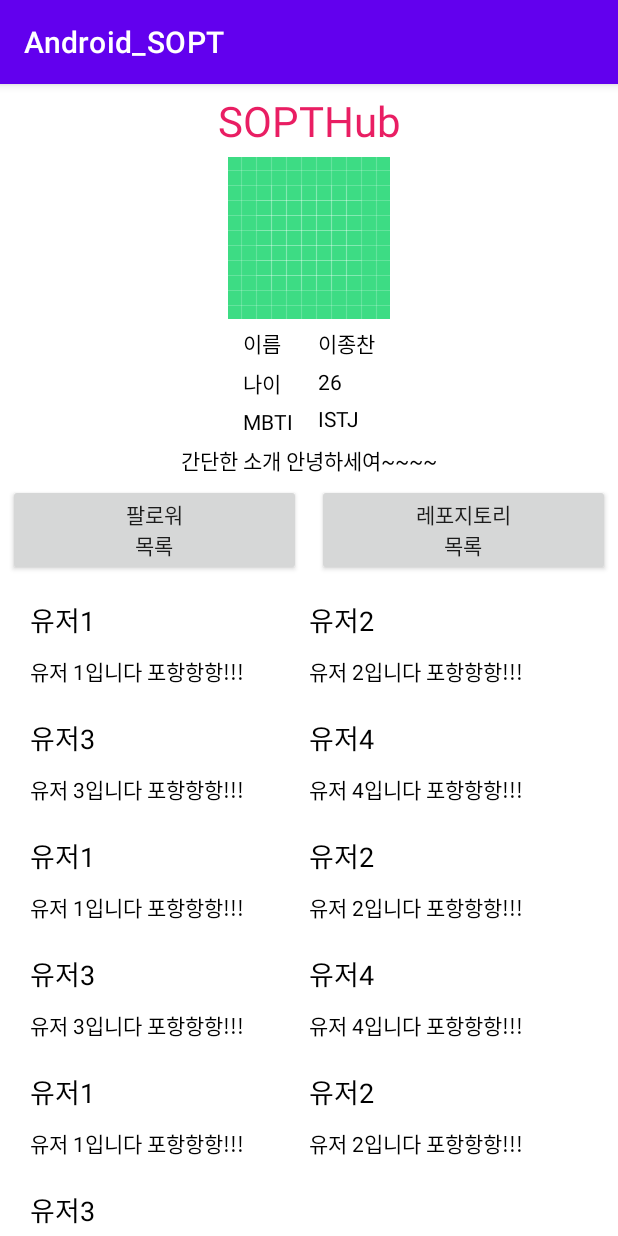
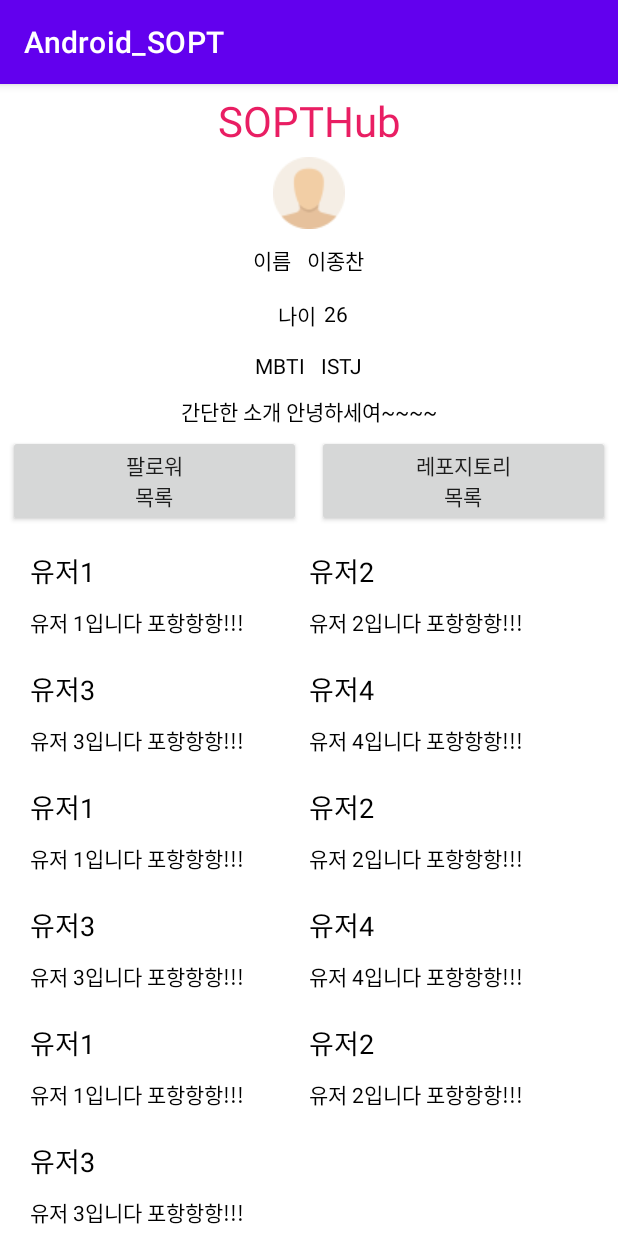
Before and after one commit to oxix97/SOPT_And_29th, an Android app: the FollowerFragment screen opened directly, with no data from a screen before it, after a tap on an icon or button, on a phone screen of 412 x 824 dp. Run offline under Robolectric (Android 15) with nearby library versions, the phone set to English and light mode, and no system bars; our stand-ins replace data binding.

Commit message:
SOPT android 29th week2 level2-2

```diff
--- a/app/src/main/java/com/example/android_sopt/ui/main/FollowerAdapter.kt
+++ b/app/src/main/java/com/example/android_sopt/ui/main/FollowerAdapter.kt
@@ -1,5 +1,6 @@
 package com.example.android_sopt.ui.main
 
+import android.content.Intent
 import android.view.LayoutInflater
 import android.view.ViewGroup
 import androidx.recyclerview.widget.RecyclerView
@@ -7,6 +8,7 @@ import com.bumptech.glide.Glide
 import com.example.android_sopt.R
 import com.example.android_sopt.data.main.FollowerData
 import com.example.android_sopt.databinding.ItemFollowerBinding
+import com.example.android_sopt.ui.detail.DetailActivity
 
 class FollowerAdapter : RecyclerView.Adapter<FollowerAdapter.FollowerViewHolder>() {
     val followerList = mutableListOf<FollowerData>()
@@ -18,10 +20,17 @@ class FollowerAdapter : RecyclerView.Adapter<FollowerAdapter.FollowerViewHolder>
                 Glide
                     .with(itemView.context)
                     .load(data.img)
-                    .override(48,48)
+                    .override(48, 48)
                     .into(ivFollowerProfile)
                 tvFollowerName.text = data.name
                 tvFollowerTitle.text = data.title
+
+                itemView.setOnClickListener {
+                    val intent = Intent(itemView.context, DetailActivity::class.java)
+                    intent.putExtra("img", data.img)
+                    intent.putExtra("name", data.name)
+                    itemView.context.startActivity(intent)
+                }
             }
         }
     }
--- a/app/src/main/java/com/example/android_sopt/ui/main/FollowerFragment.kt
+++ b/app/src/main/java/com/example/android_sopt/ui/main/FollowerFragment.kt
@@ -5,6 +5,7 @@ import android.view.View
 import com.example.android_sopt.R
 import com.example.android_sopt.base.baseutil.BaseViewUtil
 import com.example.android_sopt.data.main.FollowerData
+import com.example.android_sopt.util.AdapterDecoration
 
 class FollowerFragment :
     BaseViewUtil.BaseFragment<com.example.android_sopt.databinding.FragmentFollowerBinding>(R.layout.fragment_follower) {
@@ -62,8 +63,18 @@ class FollowerFragment :
                 "유저4입니다 하하!!"
             )
         )
+
         followerAdapter = FollowerAdapter()
         binding.rvFollowerContainer.adapter = followerAdapter
+        binding.rvFollowerContainer.addItemDecoration(
+            AdapterDecoration(
+                requireActivity(),
+                R.drawable.line_divider,
+                0,
+                0,
+                10,
+            )
+        )
         followerAdapter.followerList.addAll(followerList)
         followerAdapter.notifyDataSetChanged()
     }
--- /dev/null
+++ b/app/src/main/java/com/example/android_sopt/util/AdapterDecoration.kt
@@ -0,0 +1,53 @@
+package com.example.android_sopt.util
+
+import android.content.Context
+import android.content.res.Resources
+import android.graphics.Canvas
+import android.graphics.Rect
+import android.graphics.drawable.Drawable
+import android.view.View
+import androidx.core.content.ContextCompat
+import androidx.core.view.marginBottom
+import androidx.recyclerview.widget.RecyclerView
+import com.example.android_sopt.R
+
+class AdapterDecoration(
+    context: Context,
+    resId: Int,
+    val paddingLeft: Int,
+    val paddingRight: Int,
+    val divHeight: Int
+) : RecyclerView.ItemDecoration() {
+    private var mDivider: Drawable? = null
+
+    init {
+        mDivider = ContextCompat.getDrawable(context, resId)
+    }
+
+    override fun onDrawOver(c: Canvas, parent: RecyclerView, state: RecyclerView.State) {
+        val left = parent.paddingLeft + paddingLeft
+        val right = parent.width - parent.paddingRight - paddingRight
+        val childCount = parent.childCount
+        for (i in 0 until childCount) {
+            val child = parent.getChildAt(i)
+            val params = child.layoutParams as RecyclerView.LayoutParams
+            val top = child.bottom + params.bottomMargin
+            val bottom = top + (mDivider?.intrinsicHeight ?: 0)
+            mDivider?.let {
+                it.setBounds(left, top, right, bottom)
+                it.draw(c)
+            }
+        }
+    }
+
+    override fun getItemOffsets(
+        outRect: Rect,
+        view: View,
+        parent: RecyclerView,
+        state: RecyclerView.State
+    ) {
+        super.getItemOffsets(outRect, view, parent, state)
+        outRect.top = divHeight
+        outRect.bottom = divHeight
+    }
+}
--- /dev/null
+++ b/app/src/main/res/drawable/line_divider.xml
@@ -0,0 +1,8 @@
+<?xml version="1.0" encoding="utf-8"?>
+<shape xmlns:android="http://schemas.android.com/apk/res/android"
+    android:shape="rectangle">
+    <size
+        android:width="1dp"
+        android:height="1dp" />
+    <solid android:color="#979797" />
+</shape>
--- a/app/src/main/res/layout/activity_main.xml
+++ b/app/src/main/res/layout/activity_main.xml
@@ -32,72 +32,101 @@
             android:layout_width="wrap_content"
             android:layout_height="wrap_content"
             android:layout_marginTop="5dp"
-            android:src="@drawable/ic_launcher_background"
+            android:src="@drawable/user2"
             app:layout_constraintEnd_toEndOf="parent"
             app:layout_constraintStart_toStartOf="parent"
             app:layout_constraintTop_toBottomOf="@id/tv_main_title" />
 
+        <LinearLayout
+            android:id="@+id/ll_main_name_container"
+            android:layout_width="match_parent"
+            app:layout_constraintStart_toStartOf="@id/iv_main_profile"
+            app:layout_constraintEnd_toEndOf="@id/iv_main_profile"
+            android:layout_height="wrap_content"
+            android:gravity="center"
+            android:layout_marginTop="5dp"
+            android:orientation="horizontal"
+            app:layout_constraintTop_toBottomOf="@id/iv_main_profile">
+
             <TextView
                 android:id="@+id/tv_main_name"
                 android:layout_width="wrap_content"
+                android:layout_height="match_parent"
+                android:layout_marginStart="10dp"
+                android:includeFontPadding="false"
+                android:layout_margin="5dp"
+                android:text="이름"
+                android:textColor="@color/black" />
+
+            <TextView
+                android:id="@+id/tv_main_name_text"
+                android:layout_width="wrap_content"
+                android:layout_height="match_parent"
+                android:layout_margin="5dp"
+                android:text="@{mainViewModel.name}"
+                android:includeFontPadding="false"
+                android:textColor="@color/black"
+                app:layout_constraintEnd_toEndOf="@id/iv_main_profile"
+                app:layout_constraintTop_toBottomOf="@id/iv_main_profile" />
+
+        </LinearLayout>
+
+        <LinearLayout
+            android:id="@+id/ll_main_age_container"
+            android:layout_width="match_parent"
             android:layout_height="wrap_content"
-            android:layout_marginStart="10dp"
+            android:gravity="center"
             android:layout_marginTop="5dp"
-            android:text="이름"
-            android:textColor="@color/black"
-            app:layout_constraintStart_toStartOf="@id/iv_main_profile"
-            app:layout_constraintTop_toBottomOf="@id/iv_main_profile" />
+            android:orientation="horizontal"
+            app:layout_constraintTop_toBottomOf="@id/ll_main_name_container">
 
             <TextView
                 android:id="@+id/tv_main_age"
                 android:layout_width="wrap_content"
                 android:layout_height="wrap_content"
+                android:includeFontPadding="false"
+                android:layout_margin="5dp"
+                android:text="나이"
+                android:textColor="@color/black" />
+
+            <TextView
+                android:id="@+id/tv_main_age_text"
+                android:layout_width="wrap_content"
+                android:layout_height="wrap_content"
+                android:includeFontPadding="false"
+                android:text="@{mainViewModel.age}"
+                android:textColor="@color/black" />
+
+        </LinearLayout>
+
+        <LinearLayout
+            android:id="@+id/ll_main_mbti_container"
+            android:layout_width="match_parent"
+            android:layout_height="wrap_content"
+            android:gravity="center"
             android:layout_marginTop="5dp"
-            android:text="나이"
-            android:textColor="@color/black"
-            app:layout_constraintStart_toStartOf="@id/tv_main_name"
-            app:layout_constraintTop_toBottomOf="@id/tv_main_name" />
+            android:orientation="horizontal"
+            app:layout_constraintTop_toBottomOf="@id/ll_main_age_container">
 
             <TextView
                 android:id="@+id/tv_main_mbti"
                 android:layout_width="wrap_content"
                 android:layout_height="wrap_content"
-            android:layout_marginTop="5dp"
+                android:layout_margin="5dp"
                 android:text="MBTI"
-            android:textColor="@color/black"
-            app:layout_constraintStart_toStartOf="@id/tv_main_age"
-            app:layout_constraintTop_toBottomOf="@id/tv_main_age" />
-
-        <TextView
-            android:id="@+id/tv_main_name_text"
-            android:layout_width="wrap_content"
-            android:layout_height="wrap_content"
-            android:layout_marginTop="5dp"
-            android:layout_marginEnd="10dp"
-            android:text="@{mainViewModel.name}"
-            android:textColor="@color/black"
-            app:layout_constraintEnd_toEndOf="@id/iv_main_profile"
-            app:layout_constraintTop_toBottomOf="@id/iv_main_profile" />
-
-        <TextView
-            android:id="@+id/tv_main_age_text"
-            android:layout_width="wrap_content"
-            android:layout_height="wrap_content"
-            android:layout_marginTop="5dp"
-            android:text="@{mainViewModel.age}"
-            android:textColor="@color/black"
-            app:layout_constraintStart_toStartOf="@id/tv_main_name_text"
-            app:layout_constraintTop_toBottomOf="@id/tv_main_name_text" />
+                android:includeFontPadding="false"
+                android:textColor="@color/black" />
 
             <TextView
                 android:id="@+id/tv_main_mbti_text"
                 android:layout_width="wrap_content"
+                android:layout_margin="5dp"
                 android:layout_height="wrap_content"
-            android:layout_marginTop="5dp"
                 android:text="@{mainViewModel.mbti}"
-            android:textColor="@color/black"
-            app:layout_constraintStart_toStartOf="@id/tv_main_name_text"
-            app:layout_constraintTop_toBottomOf="@id/tv_main_age_text" />
+                android:includeFontPadding="false"
+                android:textColor="@color/black" />
+
+        </LinearLayout>
 
         <TextView
             android:id="@+id/tv_main_about"
@@ -108,7 +137,7 @@
             android:textColor="@color/black"
             app:layout_constraintEnd_toEndOf="parent"
             app:layout_constraintStart_toStartOf="parent"
-            app:layout_constraintTop_toBottomOf="@id/tv_main_mbti" />
+            app:layout_constraintTop_toBottomOf="@id/ll_main_mbti_container" />
 
         <LinearLayout
             android:id="@+id/ll_main_btn_container"
@@ -142,11 +171,11 @@
             android:layout_height="0dp"
             android:layout_marginHorizontal="20dp"
             android:layout_marginTop="5dp"
-            tools:context=".ui.main.FollowerFragment"
             app:layout_constraintBottom_toBottomOf="parent"
             app:layout_constraintEnd_toEndOf="parent"
             app:layout_constraintStart_toStartOf="parent"
-            app:layout_constraintTop_toBottomOf="@id/ll_main_btn_container" />
+            app:layout_constraintTop_toBottomOf="@id/ll_main_btn_container"
+            tools:context=".ui.main.FollowerFragment" />
 
 
     </androidx.constraintlayout.widget.ConstraintLayout>
--- a/app/src/main/res/values/strings.xml
+++ b/app/src/main/res/values/strings.xml
@@ -2,4 +2,6 @@
     <string name="app_name">Android_SOPT</string>
     <!-- TODO: Remove or change this placeholder text -->
     <string name="hello_blank_fragment">Hello blank fragment</string>
+    <string name="activity_detail_about">안드 좋아!!  안드 좋아!!  안드 좋아!!  안드 좋아!!  안드 좋아!!  안드 좋아!!  안드 좋아!!  안드 좋아!!  안드 좋아!!  안드 좋아!!  안드 좋아!!  안드 좋아!!  안드 좋아!!  안드 좋아!!  안드 좋아!!  안드 좋아!!  안드 좋아!!  안드 좋아!!  안드 좋아!!  안드 좋아!!  안드 좋아!!  안드 좋아!!  안드 좋아!!  안드 좋아!!  안드 좋아!!  안드 좋아!!  안드 좋아!!  안드 좋아!!  안드 좋아!!  안드 좋아!!  안드 좋아!!  안드 좋아!!  안드 좋아!!  안드 좋아!!  </string>
+
 </resources>
```
Lines whose indentation alone changed are shown as unchanged.
